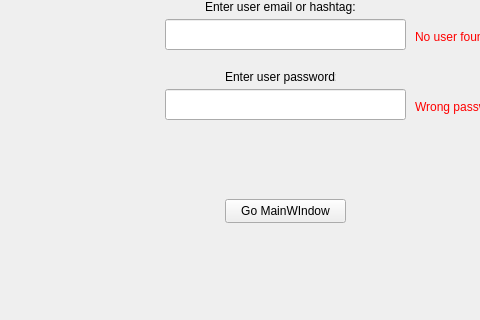
The window that frontend/gym_frontend/login/login.ui (AlexMNK/dyplom-gym) describes before a commit, drawn with Qt 5; both pictures show x 105 to 585 and y 101 to 421 of the 800 by 600 pixel window.
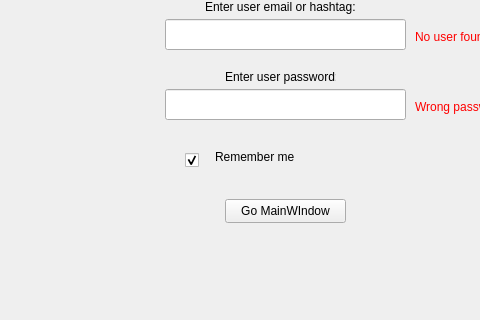
The same window after the commit.

Commit message: Added usage of ini file to client - remember me checkbox

Patch:
```diff
--- a/frontend/gym_frontend/login/login.ui
+++ b/frontend/gym_frontend/login/login.ui
@@ -105,6 +105,35 @@
      <string>Wrong password!</string>
     </property>
    </widget>
+   <widget class="QCheckBox" name="rememberMe">
+    <property name="geometry">
+     <rect>
+      <x>290</x>
+      <y>250</y>
+      <width>16</width>
+      <height>22</height>
+     </rect>
+    </property>
+    <property name="text">
+     <string/>
+    </property>
+    <property name="checked">
+     <bool>true</bool>
+    </property>
+   </widget>
+   <widget class="QLabel" name="label_3">
+    <property name="geometry">
+     <rect>
+      <x>320</x>
+      <y>250</y>
+      <width>81</width>
+      <height>16</height>
+     </rect>
+    </property>
+    <property name="text">
+     <string>Remember me</string>
+    </property>
+   </widget>
   </widget>
  </widget>
  <resources/>
```
The commit also changes 9 other files.
